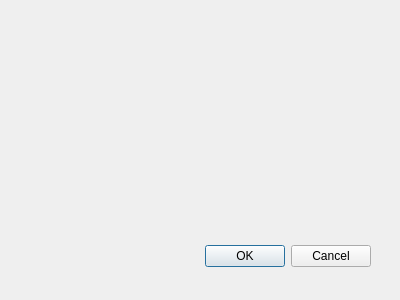
Before: the Qt Designer form changedialog.ui in StepFanFly/test_task, drawn with Qt 5.
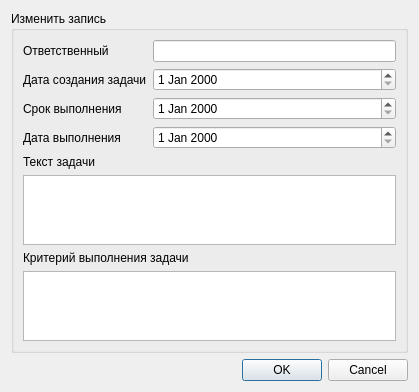
After: the same form once the commit is applied. Custom widgets are drawn as their Qt base class.

Patch:
```diff
--- a/changedialog.ui
+++ b/changedialog.ui
@@ -8,31 +8,106 @@
    <rect>
     <x>0</x>
     <y>0</y>
-    <width>400</width>
-    <height>300</height>
+    <width>419</width>
+    <height>372</height>
    </rect>
   </property>
   <property name="windowTitle">
    <string>Dialog</string>
   </property>
-  <widget class="QDialogButtonBox" name="buttonBox">
-   <property name="geometry">
-    <rect>
-     <x>30</x>
-     <y>240</y>
-     <width>341</width>
-     <height>32</height>
-    </rect>
-   </property>
-   <property name="orientation">
-    <enum>Qt::Horizontal</enum>
-   </property>
-   <property name="standardButtons">
-    <set>QDialogButtonBox::Cancel|QDialogButtonBox::Ok</set>
-   </property>
-  </widget>
+  <layout class="QVBoxLayout" name="verticalLayout">
+   <item>
+    <widget class="QGroupBox" name="groupBox">
+     <property name="title">
+      <string>Изменить запись</string>
+     </property>
+     <layout class="QVBoxLayout" name="verticalLayout_2">
+      <item>
+       <layout class="QFormLayout" name="formLayout">
+        <item row="0" column="0">
+         <widget class="QLabel" name="label">
+          <property name="text">
+           <string>Ответственный</string>
+          </property>
+         </widget>
+        </item>
+        <item row="0" column="1">
+         <widget class="QLineEdit" name="editName"/>
+        </item>
+        <item row="1" column="0">
+         <widget class="QLabel" name="label_2">
+          <property name="text">
+           <string>Дата создания задачи</string>
+          </property>
+         </widget>
+        </item>
+        <item row="1" column="1">
+         <widget class="QDateEdit" name="editDateStart"/>
+        </item>
+        <item row="2" column="0">
+         <widget class="QLabel" name="label_3">
+          <property name="text">
+           <string>Срок выполнения</string>
+          </property>
+         </widget>
+        </item>
+        <item row="2" column="1">
+         <widget class="QDateEdit" name="editDateDeadline"/>
+        </item>
+        <item row="3" column="0">
+         <widget class="QLabel" name="label_4">
+          <property name="text">
+           <string>Дата выполнения</string>
+          </property>
+         </widget>
+        </item>
+        <item row="3" column="1">
+         <widget class="QDateEditnull" name="editDateFinished"/>
+        </item>
+       </layout>
+      </item>
+      <item>
+       <widget class="QLabel" name="label_5">
+        <property name="text">
+         <string>Текст задачи</string>
+        </property>
+       </widget>
+      </item>
+      <item>
+       <widget class="QPlainTextEdit" name="editTaskText"/>
+      </item>
+      <item>
+       <widget class="QLabel" name="label_6">
+        <property name="text">
+         <string>Критерий выполнения задачи</string>
+        </property>
+       </widget>
+      </item>
+      <item>
+       <widget class="QPlainTextEdit" name="editTaskCrt"/>
+      </item>
+     </layout>
+    </widget>
+   </item>
+   <item>
+    <widget class="QDialogButtonBox" name="buttonBox">
+     <property name="orientation">
+      <enum>Qt::Horizontal</enum>
+     </property>
+     <property name="standardButtons">
+      <set>QDialogButtonBox::Cancel|QDialogButtonBox::Ok</set>
+     </property>
+    </widget>
+   </item>
+  </layout>
  </widget>
- <pixmapfunction/>
+ <customwidgets>
+  <customwidget>
+   <class>QDateEditnull</class>
+   <extends>QDateEdit</extends>
+   <header>qdateeditnull.h</header>
+  </customwidget>
+ </customwidgets>
  <resources/>
  <connections>
   <connection>
```
Left out of the diff: 4 changed lines with no effect on the pictures.
